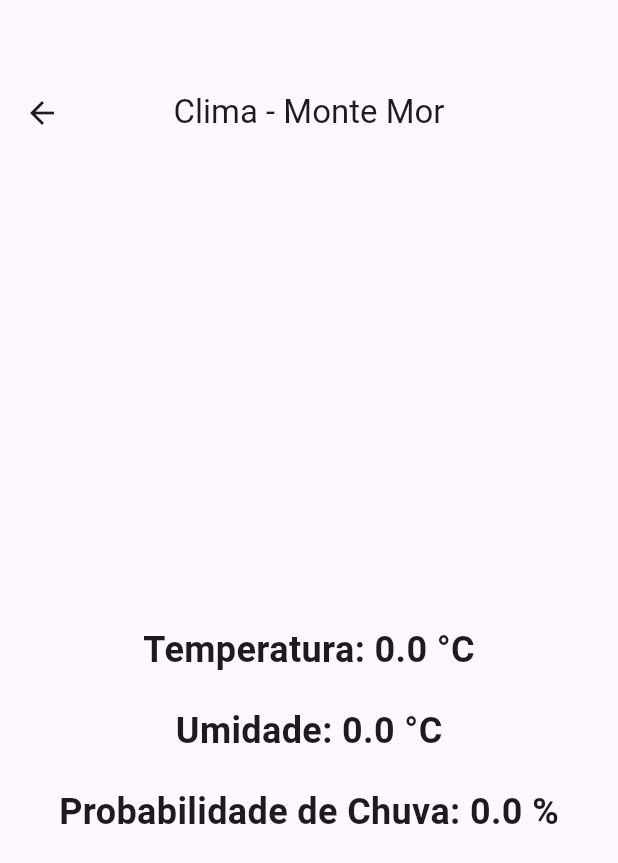
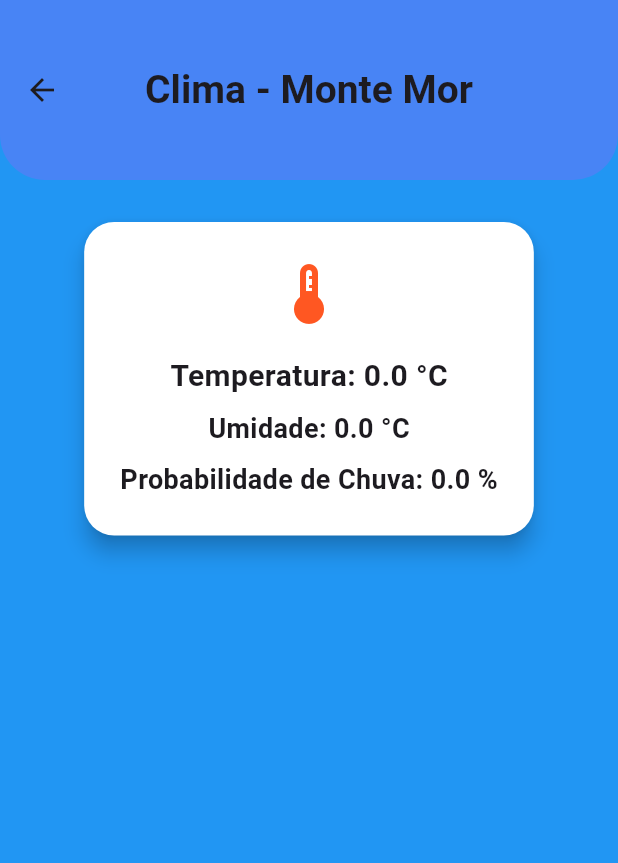
Before and after one commit to Malufana/ProjetoClimaFlutter, a Flutter app: the screen it shows after launch, after a tap on "Entrar", on a phone screen of 412 x 824 dp. Shown: the top 863 px of the screen. Run offline on Flutter 3.47's test engine with Material 3 defaults, Android fonts, the phone set to English and light mode, and no system bars; our stand-ins replace cloud_firestore, firebase_core; accounts and stored records are empty.

```diff
--- a/lib/clima.dart
+++ b/lib/clima.dart
@@ -35,32 +35,55 @@ class _ClimaTelaState extends State<ClimaTela> {
   @override
   Widget build(BuildContext context) {
     return Scaffold(
+      backgroundColor: Colors.blue,
       appBar: AppBar(
-        title: Text('Clima - Monte Mor'),
+        backgroundColor: Colors.blueAccent,
+        title: Text('Clima - Monte Mor',
+          style: TextStyle(fontSize: 26, fontWeight: FontWeight.bold),
+        ),
         centerTitle: true,
-        toolbarHeight: 150,
+        toolbarHeight: 120,
+        elevation: 6,
+        shape: const RoundedRectangleBorder(
+          borderRadius: BorderRadius.vertical(bottom: Radius.circular(30))
         ),
-      body: Center(
-        child: Container(
-          padding: EdgeInsets.all(16),
+      ),
+      body: SingleChildScrollView(
+        child: Center(
+          child: Padding(
+            padding: const EdgeInsets.symmetric(horizontal: 16, vertical: 24),
             child: Column(
-            mainAxisAlignment: MainAxisAlignment.center,
             children: [
+              Card(
+                elevation: 6,
+                shape: RoundedRectangleBorder(borderRadius: BorderRadius.circular(20)),
+                color: Colors.white,
+                child: Padding(
+                  padding: const EdgeInsets.all(24.0),
+                  child: Column(
+                    children: [
+                      Icon(Icons.thermostat, size: 48, color: Colors.deepOrange),
+                      SizedBox(height: 16),
                       Text(
                         "Temperatura: $temperatura °C",
-              style: const TextStyle(fontSize: 24, fontWeight: FontWeight.bold),
+                        style: const TextStyle(fontSize: 20, fontWeight: FontWeight.bold),
                       ),
-              SizedBox(height: 20),
+                      SizedBox(height: 8),
                       Text(
                         "Umidade: $umidade °C",
-                style: const TextStyle(fontSize: 24, fontWeight: FontWeight.bold),
+                        style: const TextStyle(fontSize: 18, fontWeight: FontWeight.bold),
                       ),
-              SizedBox(height: 20),
+                      SizedBox(height: 8),
                       Text(
                         "Probabilidade de Chuva: $chuva %",
-                style: const TextStyle(fontSize: 24, fontWeight: FontWeight.bold),
+                        style: const TextStyle(fontSize: 18, fontWeight: FontWeight.bold),
                       ),
                     ],
+                  ),
+                ),
+              )
+            ],
+          ),
           ),
         )
       ),
--- a/lib/navigation.dart
+++ b/lib/navigation.dart
@@ -1,5 +1,7 @@
 import 'package:climaapp/clima.dart';
+import 'package:climaapp/history.dart';
 import 'package:climaapp/home.dart';
+import 'package:climaapp/post.dart';
 import 'package:flutter/material.dart';
 
 class NavApp extends StatefulWidget {
@@ -17,7 +19,9 @@ class _NavAppState extends State<NavApp> {
 
   static List<Widget> _widgetOptions = <Widget>[
     Clima(),
-    ClimaTela()
+    ClimaTela(),
+    ClimaHistoryScreen(),
+    PostClimateScreen()
   ];
 
   void showItemTrap(int index){
@@ -45,10 +49,20 @@ class _NavAppState extends State<NavApp> {
             icon: Icon(Icons.cloud),
             label: 'Monitoramento',
             backgroundColor: Color.fromARGB(255, 0, 50, 136)
+          ),
+          BottomNavigationBarItem(
+            icon: Icon(Icons.history),
+            label: 'Historico',
+            backgroundColor: Color.fromARGB(255, 103, 163, 212)
+          ),
+          BottomNavigationBarItem(
+            icon: Icon(Icons.add),
+            label: 'Adicionar',
+            backgroundColor: Color.fromARGB(255, 177, 58, 58)
           )
         ],
         currentIndex: selectIndex,
-        selectedItemColor:Colors.redAccent,
+        selectedItemColor:const Color.fromARGB(255, 96, 200, 226),
         onTap: showItemTrap,
       ),
     );
```
Also changed, not shown: lib/history.dart (+70 -3 lines), lib/post.dart (added, +65 -0 lines). Lines whose indentation alone changed are shown as unchanged.
